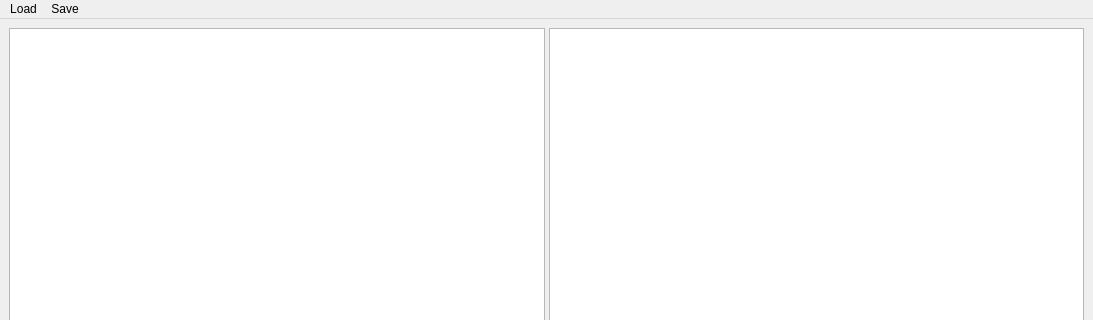
Old version of the form components/mainwindow.ui in the repository masceron/Hanvi; both pictures show x 0 to 1093 and y 0 to 320 of the 1093 by 804 pixel window.
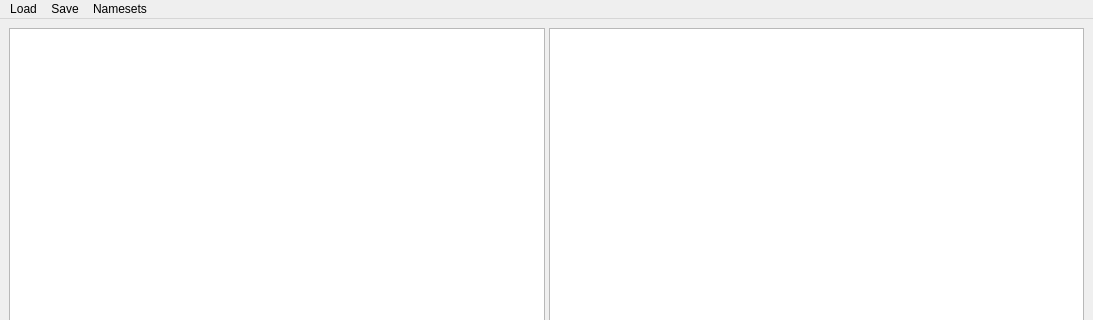
New version of the form.

Diff of the .ui file:
```diff
--- a/components/mainwindow.ui
+++ b/components/mainwindow.ui
@@ -177,8 +177,17 @@
     </property>
     <addaction name="save_to_file"/>
    </widget>
+   <widget class="QMenu" name="menuNamesets">
+    <property name="title">
+     <string>Namesets</string>
+    </property>
+    <addaction name="namesets_manage"/>
+    <addaction name="namesets_dump"/>
+    <addaction name="namesets_read"/>
+   </widget>
    <addaction name="menuLoad"/>
    <addaction name="menuSave"/>
+   <addaction name="menuNamesets"/>
   </widget>
   <widget class="QStatusBar" name="statusbar"/>
   <action name="actionOpen">
```
Left out of the diff: 15 changed lines with no effect on the pictures.
